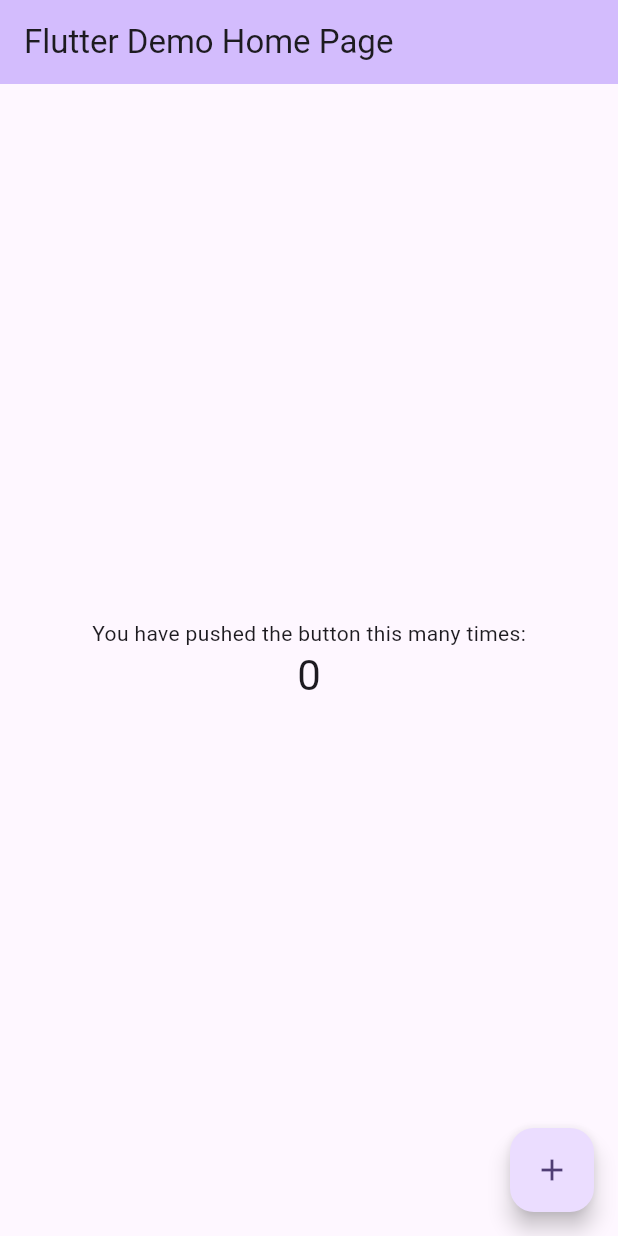
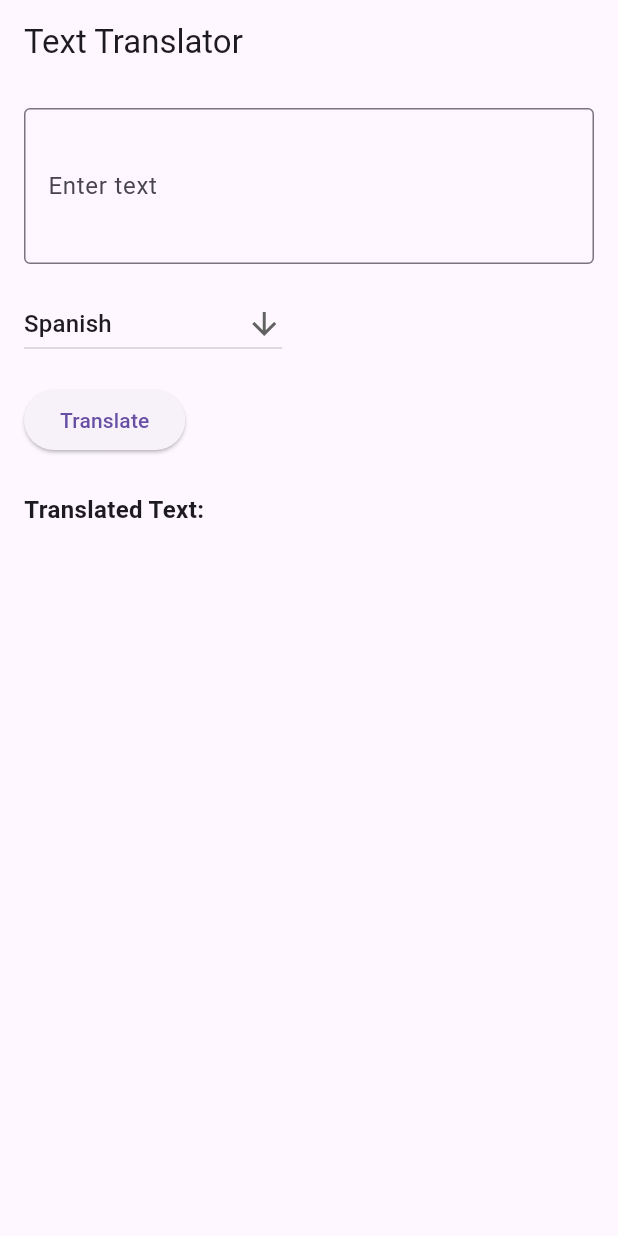
Before and after one commit to adeenazara2002/Localization-for-multiple-languages, a Flutter app: the screen it shows after launch, on a phone screen of 412 x 824 dp. Run offline on Flutter 3.47's test engine with Material 3 defaults, Android fonts, the phone set to English and light mode, and no system bars.

```diff
--- /dev/null
+++ b/assets/lang/en.json
@@ -0,0 +1,4 @@
+{
+    "title": "Welcome",
+    "greeting": "Hello, how are you?"
+  }
--- /dev/null
+++ b/assets/lang/es.json
@@ -0,0 +1,4 @@
+{
+    "title": "Bienvenido",
+    "greeting": "Hola, ¿cómo estás?"
+  }
--- a/lib/main.dart
+++ b/lib/main.dart
@@ -1,125 +1,125 @@
 import 'package:flutter/material.dart';
+import 'package:http/http.dart' as http; // Import http package
+import 'dart:convert'; // Import for JSON decoding
 
 void main() {
-  runApp(const MyApp());
+  runApp(TranslationApp());
 }
 
-class MyApp extends StatelessWidget {
-  const MyApp({super.key});
-
-  // This widget is the root of your application.
+class TranslationApp extends StatelessWidget {
   @override
   Widget build(BuildContext context) {
     return MaterialApp(
-      title: 'Flutter Demo',
-      theme: ThemeData(
-        // This is the theme of your application.
-        //
-        // TRY THIS: Try running your application with "flutter run". You'll see
-        // the application has a purple toolbar. Then, without quitting the app,
-        // try changing the seedColor in the colorScheme below to Colors.green
-        // and then invoke "hot reload" (save your changes or press the "hot
-        // reload" button in a Flutter-supported IDE, or press "r" if you used
-        // the command line to start the app).
-        //
-        // Notice that the counter didn't reset back to zero; the application
-        // state is not lost during the reload. To reset the state, use hot
-        // restart instead.
-        //
-        // This works for code too, not just values: Most code changes can be
-        // tested with just a hot reload.
-        colorScheme: ColorScheme.fromSeed(seedColor: Colors.deepPurple),
-        useMaterial3: true,
-      ),
-      home: const MyHomePage(title: 'Flutter Demo Home Page'),
+      debugShowCheckedModeBanner: false,
+      title: 'Text Translation',
+      theme: ThemeData(primarySwatch: Colors.blue),
+      home: TranslationHome(),
     );
   }
 }
 
-class MyHomePage extends StatefulWidget {
-  const MyHomePage({super.key, required this.title});
-
-  // This widget is the home page of your application. It is stateful, meaning
-  // that it has a State object (defined below) that contains fields that affect
-  // how it looks.
-
-  // This class is the configuration for the state. It holds the values (in this
-  // case the title) provided by the parent (in this case the App widget) and
-  // used by the build method of the State. Fields in a Widget subclass are
-  // always marked "final".
-
-  final String title;
-
+class TranslationHome extends StatefulWidget {
   @override
-  State<MyHomePage> createState() => _MyHomePageState();
+  _TranslationHomeState createState() => _TranslationHomeState();
 }
 
-class _MyHomePageState extends State<MyHomePage> {
-  int _counter = 0;
+class _TranslationHomeState extends State<TranslationHome> {
+  String _inputText = ''; // Text typed by the user
+  String _translatedText = ''; // Translated text
+  String _selectedLanguage = 'es'; // Default to Spanish
 
-  void _incrementCounter() {
-    setState(() {
-      // This call to setState tells the Flutter framework that something has
-      // changed in this State, which causes it to rerun the build method below
-      // so that the display can reflect the updated values. If we changed
-      // _counter without calling setState(), then the build method would not be
-      // called again, and so nothing would appear to happen.
-      _counter++;
-    });
+  // List of languages (code, name)
+  final List<Map<String, String>> _languages = [
+    {'code': 'es', 'name': 'Spanish'},
+    {'code': 'fr', 'name': 'French'},
+    {'code': 'de', 'name': 'German'},
+    {'code': 'it', 'name': 'Italian'},
+    {'code': 'zh', 'name': 'Chinese (Simplified)'},
+    {'code': 'en', 'name': 'English'},
+  ];
+
+  // Function to handle translation using Google Translate API
+  Future<void> translateText() async {
+    final response = await http.post(
+      Uri.parse('https://translation.googleapis.com/language/translate/v2?key=API_KEY'), // Replace with your actual API key
+      body: {
+        'q': _inputText,
+        'target': _selectedLanguage,
+      },
+    );
+    if (response.statusCode == 200) {
+      final data = jsonDecode(response.body);
+      setState(() {
+        _translatedText = data['data']['translations'][0]['translatedText'];
+      });
+    } else {
+      throw Exception('Failed to translate');
+    }
   }
 
   @override
   Widget build(BuildContext context) {
-    // This method is rerun every time setState is called, for instance as done
-    // by the _incrementCounter method above.
-    //
-    // The Flutter framework has been optimized to make rerunning build methods
-    // fast, so that you can just rebuild anything that needs updating rather
-    // than having to individually change instances of widgets.
     return Scaffold(
       appBar: AppBar(
-        // TRY THIS: Try changing the color here to a specific color (to
-        // Colors.amber, perhaps?) and trigger a hot reload to see the AppBar
-        // change color while the other colors stay the same.
-        backgroundColor: Theme.of(context).colorScheme.inversePrimary,
-        // Here we take the value from the MyHomePage object that was created by
-        // the App.build method, and use it to set our appbar title.
-        title: Text(widget.title),
+        title: Text('Text Translator'),
       ),
-      body: Center(
-        // Center is a layout widget. It takes a single child and positions it
-        // in the middle of the parent.
+      body: Padding(
+        padding: const EdgeInsets.all(16.0),
         child: Column(
-          // Column is also a layout widget. It takes a list of children and
-          // arranges them vertically. By default, it sizes itself to fit its
-          // children horizontally, and tries to be as tall as its parent.
-          //
-          // Column has various properties to control how it sizes itself and
-          // how it positions its children. Here we use mainAxisAlignment to
-          // center the children vertically; the main axis here is the vertical
-          // axis because Columns are vertical (the cross axis would be
-          // horizontal).
-          //
-          // TRY THIS: Invoke "debug painting" (choose the "Toggle Debug Paint"
-          // action in the IDE, or press "p" in the console), to see the
-          // wireframe for each widget.
-          mainAxisAlignment: MainAxisAlignment.center,
-          children: <Widget>[
-            const Text(
-              'You have pushed the button this many times:',
+          crossAxisAlignment: CrossAxisAlignment.start,
+          children: [
+            // Text Field for Input
+            TextField(
+              onChanged: (value) {
+                _inputText = value;
+              },
+              decoration: InputDecoration(
+                labelText: 'Enter text',
+                border: OutlineInputBorder(),
+              ),
+              maxLines: 3,
             ),
+            SizedBox(height: 16),
+
+            // Dropdown for Language Selection
+            DropdownButton<String>(
+              value: _selectedLanguage,
+              icon: Icon(Icons.arrow_downward),
+              onChanged: (String? newValue) {
+                setState(() {
+                  _selectedLanguage = newValue!;
+                });
+              },
+              items: _languages.map<DropdownMenuItem<String>>((Map<String, String> language) {
+                return DropdownMenuItem<String>(
+                  value: language['code'],
+                  child: Text(language['name']!),
+                );
+              }).toList(),
+            ),
+            SizedBox(height: 16),
+
+            // Translate Button
+            ElevatedButton(
+              onPressed: translateText, // Call the translateText function here
+              child: Text('Translate'),
+            ),
+
+            SizedBox(height: 24),
+
+            // Display Translated Text
             Text(
-              '$_counter',
-              style: Theme.of(context).textTheme.headlineMedium,
+              'Translated Text:',
+              style: TextStyle(fontSize: 16, fontWeight: FontWeight.bold),
+            ),
+            SizedBox(height: 8),
+            Text(
+              _translatedText,
+              style: TextStyle(fontSize: 18),
             ),
           ],
         ),
       ),
-      floatingActionButton: FloatingActionButton(
-        onPressed: _incrementCounter,
-        tooltip: 'Increment',
-        child: const Icon(Icons.add),
-      ), // This trailing comma makes auto-formatting nicer for build methods.
     );
   }
 }
```
Also changed, not shown: lib/Services/localization.dart (added, +56 -0 lines), pubspec.yaml (+6 -3 lines), lib/api.dart (added), pubspec.lock, 6 other files.
